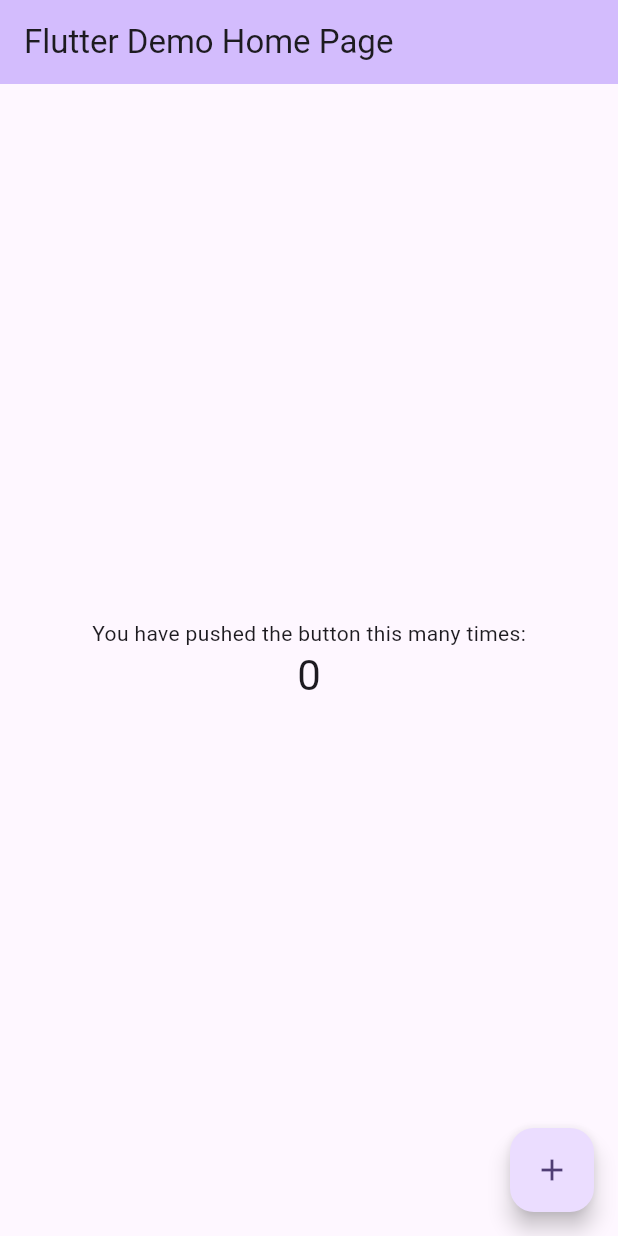
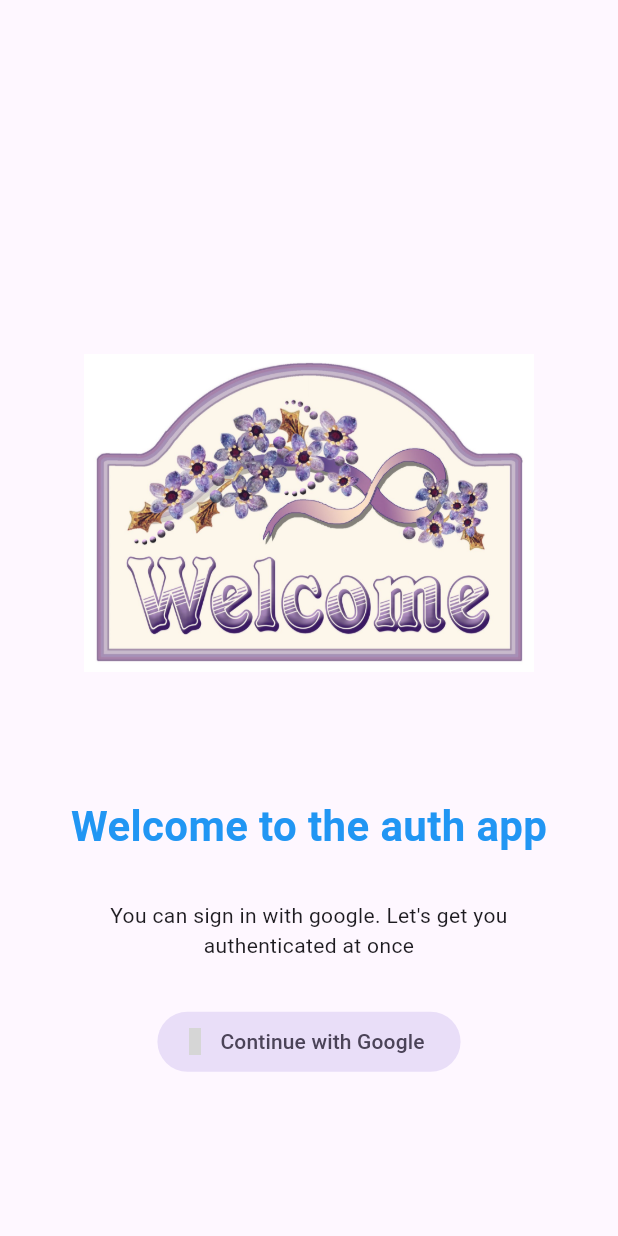
Before and after one commit to Ihimbru-K/Swap_Auth, a Flutter app: the screen it shows after launch, on a phone screen of 412 x 824 dp. Run offline on Flutter 3.47's test engine with Material 2 defaults, Android fonts, the phone set to English and light mode, and no system bars; our stand-ins replace firebase_auth, firebase_core, google_sign_in, iconly; accounts and stored records are empty; grey boxes are pictures that could not be loaded.

Commit message:
added UserController and completed google sign in flow for android

```diff
--- /dev/null
+++ b/lib/controller/login.dart
@@ -0,0 +1,82 @@
+import 'package:expat_swaps/controller/user_controller.dart';
+import 'package:firebase_auth/firebase_auth.dart';
+import 'package:flutter/material.dart';
+import 'package:iconly/iconly.dart';
+
+import '../home.dart';
+
+class Login extends StatefulWidget {
+  const Login({Key? key}) : super(key: key);
+
+  @override
+  State<Login> createState() => _LoginState();
+}
+
+class _LoginState extends State<Login> {
+  @override
+  Widget build(BuildContext context) {
+    final double screenHeight = MediaQuery.of(context).size.height;
+    return Scaffold(
+      body: SafeArea(
+          minimum: const EdgeInsets.all(30),
+          child: Center(
+            child: Column(
+              children: [
+                // const Spacer(),
+                SizedBox(
+                  height: screenHeight * 0.25,
+                ),
+                ConstrainedBox(
+                  constraints: const BoxConstraints(maxWidth: 300),
+                  child: Image.asset('assets/images/R.jpg'),
+                ),
+                SizedBox(
+                  height: screenHeight * 0.1,
+                ),
+                const Center(
+                  child: Text(
+                    "Welcome to the auth app",
+                    style: TextStyle(
+                        color: Colors.blue,
+                        fontSize: 28,
+                        fontWeight: FontWeight.bold),
+                  ),
+                ),
+
+                const Padding(
+                  padding: EdgeInsets.only(top: 30, bottom: 30),
+                  child: Text(
+                    "You can sign in with google. Let's get you authenticated at once",
+                    textAlign: TextAlign.center,
+                  ),
+                ),
+                FilledButton.tonalIcon(
+                    onPressed: () async {
+                      try {
+                        final user = await UserController.loginWithGoogle();
+                        if (user != null && mounted) {
+                          final email = user.email;
+                          Navigator.of(context).pushReplacement(
+                              MaterialPageRoute(
+                                  builder: (context) => HomePage()));
+                        }
+                      } on FirebaseAuthException catch (error) {
+                        print(error.message);
+                        ScaffoldMessenger.of(context).showSnackBar(SnackBar(
+                            content: Text(
+                          error.message ?? "something went wrong",
+                        )));
+                      } catch (error) {
+                        print(error);
+                        ScaffoldMessenger.of(context).showSnackBar(
+                            SnackBar(content: Text(error.toString())));
+                      }
+                    },
+                    icon: const Icon(IconlyLight.login),
+                    label: const Text("Continue with Google")),
+              ],
+            ),
+          )),
+    );
+  }
+}
--- a/lib/main.dart
+++ b/lib/main.dart
@@ -1,4 +1,7 @@
+import 'package:expat_swaps/controller/login.dart';
+import 'package:expat_swaps/controller/user_controller.dart';
 import 'package:expat_swaps/firebase_options.dart';
+import 'package:expat_swaps/home.dart';
 import 'package:firebase_core/firebase_core.dart';
 import 'package:flutter/material.dart';
 
@@ -15,115 +18,13 @@ class MyApp extends StatelessWidget {
   @override
   Widget build(BuildContext context) {
     return MaterialApp(
+      debugShowCheckedModeBanner: false,
       title: 'Flutter Demo',
       theme: ThemeData(
-        // This is the theme of your application.
-        //
-        // TRY THIS: Try running your application with "flutter run". You'll see
-        // the application has a blue toolbar. Then, without quitting the app,
-        // try changing the seedColor in the colorScheme below to Colors.green
-        // and then invoke "hot reload" (save your changes or press the "hot
-        // reload" button in a Flutter-supported IDE, or press "r" if you used
-        // the command line to start the app).
-        //
-        // Notice that the counter didn't reset back to zero; the application
-        // state is not lost during the reload. To reset the state, use hot
-        // restart instead.
-        //
-        // This works for code too, not just values: Most code changes can be
-        // tested with just a hot reload.
         colorScheme: ColorScheme.fromSeed(seedColor: Colors.deepPurple),
         useMaterial3: true,
       ),
-      home: const MyHomePage(title: 'Flutter Demo Home Page'),
+      home:  UserController.user != null? HomePage() : Login(),
     );
   }
 }
-
-class MyHomePage extends StatefulWidget {
-  const MyHomePage({super.key, required this.title});
-
-  // This widget is the home page of your application. It is stateful, meaning
-  // that it has a State object (defined below) that contains fields that affect
-  // how it looks.
-
-  // This class is the configuration for the state. It holds the values (in this
-  // case the title) provided by the parent (in this case the App widget) and
-  // used by the build method of the State. Fields in a Widget subclass are
-  // always marked "final".
-
-  final String title;
-
-  @override
-  State<MyHomePage> createState() => _MyHomePageState();
-}
-
-class _MyHomePageState extends State<MyHomePage> {
-  int _counter = 0;
-
-  void _incrementCounter() {
-    setState(() {
-      // This call to setState tells the Flutter framework that something has
-      // changed in this State, which causes it to rerun the build method below
-      // so that the display can reflect the updated values. If we changed
-      // _counter without calling setState(), then the build method would not be
-      // called again, and so nothing would appear to happen.
-      _counter++;
-    });
-  }
-
-  @override
-  Widget build(BuildContext context) {
-    // This method is rerun every time setState is called, for instance as done
-    // by the _incrementCounter method above.
-    //
-    // The Flutter framework has been optimized to make rerunning build methods
-    // fast, so that you can just rebuild anything that needs updating rather
-    // than having to individually change instances of widgets.
-    return Scaffold(
-      appBar: AppBar(
-        // TRY THIS: Try changing the color here to a specific color (to
-        // Colors.amber, perhaps?) and trigger a hot reload to see the AppBar
-        // change color while the other colors stay the same.
-        backgroundColor: Theme.of(context).colorScheme.inversePrimary,
-        // Here we take the value from the MyHomePage object that was created by
-        // the App.build method, and use it to set our appbar title.
-        title: Text(widget.title),
-      ),
-      body: Center(
-        // Center is a layout widget. It takes a single child and positions it
-        // in the middle of the parent.
-        child: Column(
-          // Column is also a layout widget. It takes a list of children and
-          // arranges them vertically. By default, it sizes itself to fit its
-          // children horizontally, and tries to be as tall as its parent.
-          //
-          // Column has various properties to control how it sizes itself and
-          // how it positions its children. Here we use mainAxisAlignment to
-          // center the children vertically; the main axis here is the vertical
-          // axis because Columns are vertical (the cross axis would be
-          // horizontal).
-          //
-          // TRY THIS: Invoke "debug painting" (choose the "Toggle Debug Paint"
-          // action in the IDE, or press "p" in the console), to see the
-          // wireframe for each widget.
-          mainAxisAlignment: MainAxisAlignment.center,
-          children: <Widget>[
-            const Text(
-              'You have pushed the button this many times:',
-            ),
-            Text(
-              '$_counter',
-              style: Theme.of(context).textTheme.headlineMedium,
-            ),
-          ],
-        ),
-      ),
-      floatingActionButton: FloatingActionButton(
-        onPressed: _incrementCounter,
-        tooltip: 'Increment',
-        child: const Icon(Icons.add),
-      ), // This trailing comma makes auto-formatting nicer for build methods.
-    );
-  }
-}
--- a/pubspec.yaml
+++ b/pubspec.yaml
@@ -63,9 +63,9 @@ flutter:
   uses-material-design: true
 
   # To add assets to your application, add an assets section, like this:
-  # assets:
-  #   - images/a_dot_burr.jpeg
-  #   - images/a_dot_ham.jpeg
+  assets:
+      - assets/images/R.jpg
+    # - images/a_dot_ham.jpeg
 
   # An image asset can refer to one or more resolution-specific "variants", see
   # https://flutter.dev/assets-and-images/#resolution-aware
```
Also changed, not shown: lib/controller/user_controller.dart (added, +24 -0 lines), lib/home.dart (added, +35 -0 lines), assets/images/R.jpg (added).
